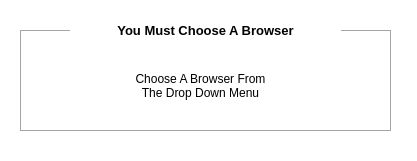
Qt form src/pyqt/browser_dialog.ui (gerardpslowey/eMot) before a commit.
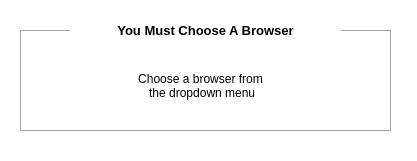
The same form after that commit. Icons and pictures are not drawn.

The edit to the form file:
```diff
--- a/src/pyqt/browser_dialog.ui
+++ b/src/pyqt/browser_dialog.ui
@@ -42,8 +42,8 @@
     </rect>
    </property>
    <property name="text">
-    <string>Choose A Browser From 
-The Drop Down Menu</string>
+    <string>Choose a browser from 
+ the dropdown menu</string>
    </property>
    <property name="alignment">
     <set>Qt::AlignCenter</set>
```
Left out of the diff: 2 changed lines with no effect on the pictures.
